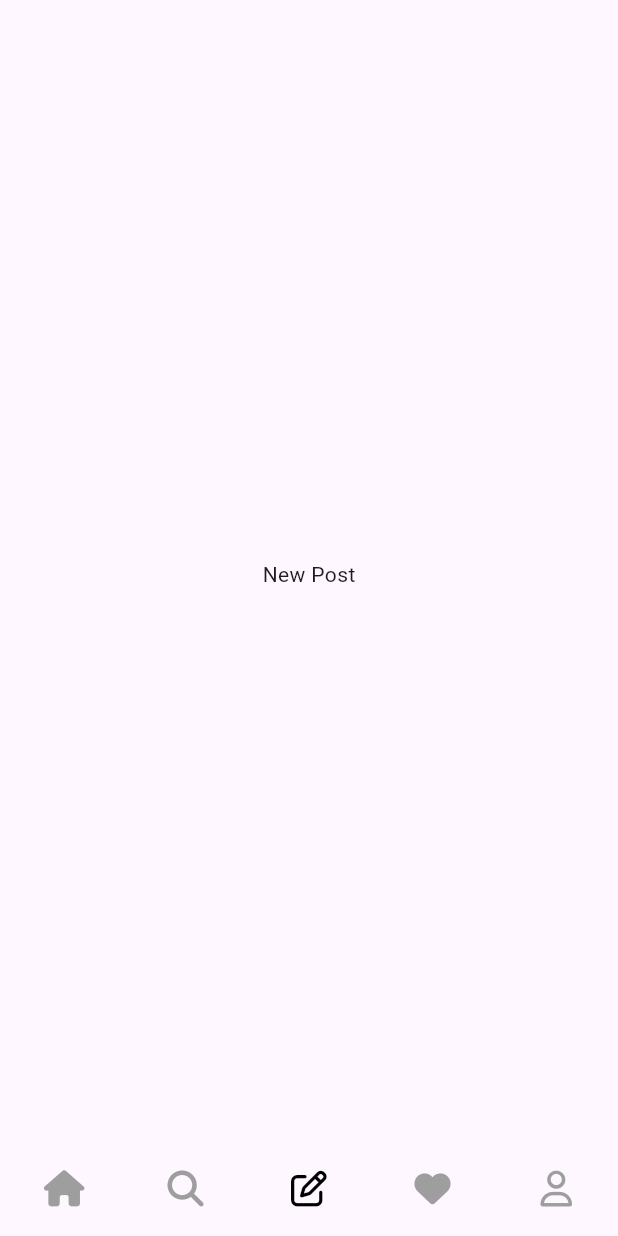
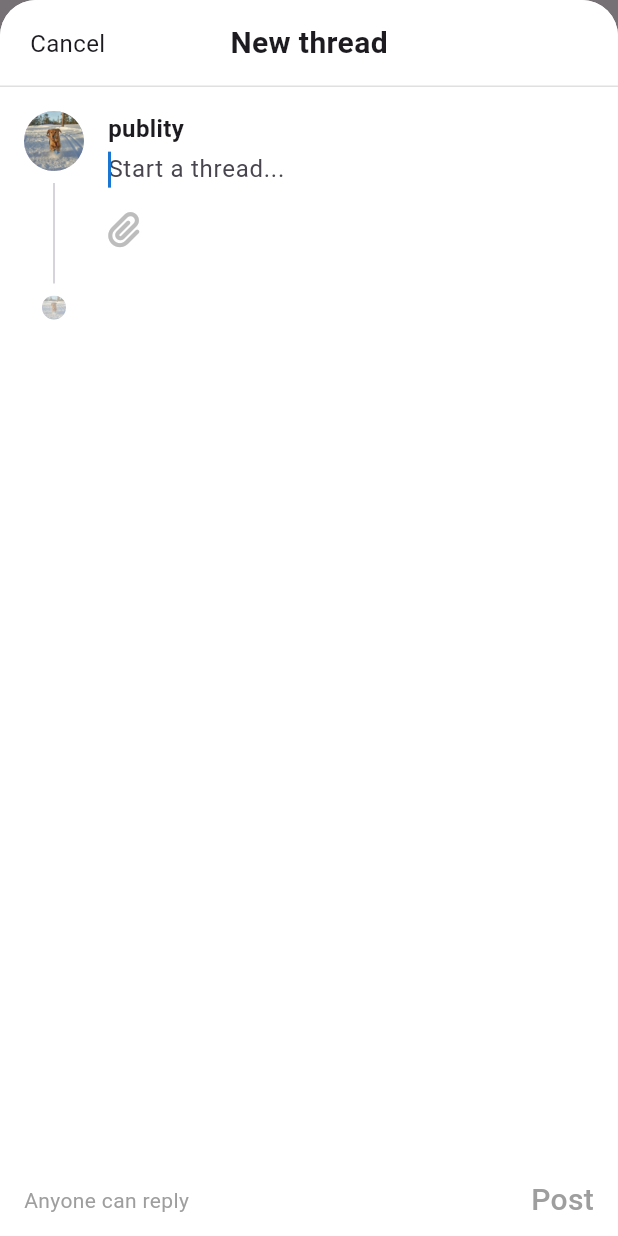
Before and after one commit to cskime/nomadcoders_flutter_challenge, a Flutter app: the MainNaviagtionScreen screen opened directly, item 3 of the bottom bar chosen, on a phone screen of 412 x 824 dp. Run offline on Flutter 3.47's test engine with Material 3 defaults, Android fonts, the light colour scheme and no system bars; our stand-ins replace flutter_svg, font_awesome_flutter; network calls fail.

Commit message:
thread clone: write post screen

```diff
--- a/lib/tiktok_clone_challenge/thread_app/features/home/widgets/post_list_item.dart
+++ b/lib/tiktok_clone_challenge/thread_app/features/home/widgets/post_list_item.dart
@@ -1,10 +1,10 @@
 import 'package:flutter/material.dart';
 import 'package:font_awesome_flutter/font_awesome_flutter.dart';
-import 'package:nomadcoders_flutter_challenge/tiktok_clone_challenge/thread_app/features/post_more/models/post_more_item.dart';
-import 'package:nomadcoders_flutter_challenge/tiktok_clone_challenge/thread_app/features/post_more/post_more_bottom_sheet.dart';
 import 'package:nomadcoders_flutter_challenge/tiktok_clone_challenge/thread_app/features/home/widgets/post_list_item_image.dart';
 import 'package:nomadcoders_flutter_challenge/tiktok_clone_challenge/thread_app/features/home/widgets/post_list_item_repliers_avatar.dart';
 import 'package:nomadcoders_flutter_challenge/tiktok_clone_challenge/thread_app/features/home/widgets/post_list_item_user_avatar.dart';
+import 'package:nomadcoders_flutter_challenge/tiktok_clone_challenge/thread_app/features/post_more/models/post_more_item.dart';
+import 'package:nomadcoders_flutter_challenge/tiktok_clone_challenge/thread_app/features/post_more/post_more_bottom_sheet.dart';
 import 'package:nomadcoders_flutter_challenge/tiktok_clone_challenge/thread_app/features/post_report/post_report_bottom_sheet.dart';
 import 'package:nomadcoders_flutter_challenge/tiktok_clone_challenge/thread_app/models/post.dart';
 
@@ -27,6 +27,7 @@ class PostListItem extends StatelessWidget {
       showModalBottomSheet(
         context: context,
         isScrollControlled: true,
+        useSafeArea: true,
         builder: (context) => const PostReportBottomSheet(),
       );
     }
--- a/lib/tiktok_clone_challenge/thread_app/features/new_post/new_post_screen.dart
+++ /dev/null
@@ -1,12 +0,0 @@
-import 'package:flutter/material.dart';
-
-class NewPostScreen extends StatelessWidget {
-  const NewPostScreen({super.key});
-
-  @override
-  Widget build(BuildContext context) {
-    return const Center(
-      child: Text('New Post'),
-    );
-  }
-}
--- /dev/null
+++ b/lib/tiktok_clone_challenge/thread_app/features/new_post/widgets/write_post_app_bar.dart
@@ -0,0 +1,66 @@
+import 'package:flutter/material.dart';
+
+class WritePostAppBar extends StatelessWidget {
+  const WritePostAppBar({
+    super.key,
+    required this.title,
+    required this.height,
+    required this.borderRadius,
+  });
+
+  final String title;
+  final double height;
+  final BorderRadius borderRadius;
+
+  void _onClose(BuildContext context) {
+    FocusScope.of(context).unfocus();
+    Navigator.of(context).pop();
+  }
+
+  @override
+  Widget build(BuildContext context) {
+    return Container(
+      height: height,
+      decoration: BoxDecoration(
+        color: Colors.white,
+        borderRadius: borderRadius,
+      ),
+      child: Stack(
+        children: [
+          Positioned.fill(
+            left: 20,
+            right: 20,
+            child: Row(
+              children: [
+                Expanded(
+                  child: GestureDetector(
+                    onTap: () => _onClose(context),
+                    child: const Text(
+                      'Cancel',
+                      style: TextStyle(fontSize: 16),
+                    ),
+                  ),
+                ),
+                Text(
+                  title,
+                  style: const TextStyle(
+                    fontSize: 20,
+                    fontWeight: FontWeight.bold,
+                  ),
+                ),
+                const Spacer()
+              ],
+            ),
+          ),
+          Align(
+            alignment: Alignment.bottomCenter,
+            child: Divider(
+              height: 1,
+              color: Colors.grey.shade300,
+            ),
+          )
+        ],
+      ),
+    );
+  }
+}
--- /dev/null
+++ b/lib/tiktok_clone_challenge/thread_app/features/new_post/widgets/write_post_bottom_bar.dart
@@ -0,0 +1,38 @@
+import 'package:flutter/material.dart';
+
+class WritePostBottomBar extends StatelessWidget {
+  const WritePostBottomBar({
+    super.key,
+    required this.height,
+    required this.canPost,
+  });
+
+  final double height;
+  final bool canPost;
+
+  @override
+  Widget build(BuildContext context) {
+    return Container(
+      padding: const EdgeInsets.symmetric(horizontal: 16),
+      height: height,
+      color: Colors.white,
+      child: Row(
+        mainAxisAlignment: MainAxisAlignment.spaceBetween,
+        children: [
+          const Text(
+            'Anyone can reply',
+            style: TextStyle(color: Colors.grey),
+          ),
+          Text(
+            'Post',
+            style: TextStyle(
+              color: canPost ? Colors.blue : Colors.grey,
+              fontSize: 20,
+              fontWeight: FontWeight.w500,
+            ),
+          ),
+        ],
+      ),
+    );
+  }
+}
--- /dev/null
+++ b/lib/tiktok_clone_challenge/thread_app/features/new_post/widgets/write_post_edit_area.dart
@@ -0,0 +1,86 @@
+import 'package:flutter/material.dart';
+import 'package:font_awesome_flutter/font_awesome_flutter.dart';
+import 'package:nomadcoders_flutter_challenge/tiktok_clone_challenge/thread_app/features/new_post/widgets/write_post_text_field.dart';
+
+class WritePostEditArea extends StatelessWidget {
+  const WritePostEditArea({
+    super.key,
+    required this.userProfileImage,
+    required this.username,
+    required this.textEditingController,
+  });
+
+  final ImageProvider<Object>? userProfileImage;
+  final String username;
+  final TextEditingController textEditingController;
+
+  @override
+  Widget build(BuildContext context) {
+    return SingleChildScrollView(
+      clipBehavior: Clip.none,
+      child: Padding(
+        padding: const EdgeInsets.all(16),
+        child: Column(
+          children: [
+            IntrinsicHeight(
+              child: Row(
+                crossAxisAlignment: CrossAxisAlignment.start,
+                children: [
+                  Column(
+                    children: [
+                      CircleAvatar(
+                        radius: 20,
+                        backgroundImage: userProfileImage,
+                      ),
+                      const Expanded(
+                        child: VerticalDivider(
+                          indent: 8,
+                          endIndent: 8,
+                        ),
+                      ),
+                      Opacity(
+                        opacity: 0.5,
+                        child: CircleAvatar(
+                          radius: 8,
+                          backgroundImage: userProfileImage,
+                        ),
+                      )
+                    ],
+                  ),
+                  const SizedBox(width: 16),
+                  Expanded(
+                    child: Column(
+                      crossAxisAlignment: CrossAxisAlignment.start,
+                      children: [
+                        Text(
+                          username,
+                          style: const TextStyle(
+                            fontSize: 16,
+                            fontWeight: FontWeight.bold,
+                          ),
+                        ),
+                        WritePostTextField(
+                          controller: textEditingController,
+                        ),
+                        Padding(
+                          padding: const EdgeInsets.only(
+                            top: 12,
+                            bottom: 48,
+                          ),
+                          child: FaIcon(
+                            FontAwesomeIcons.paperclip,
+                            color: Colors.grey.shade400,
+                          ),
+                        )
+                      ],
+                    ),
+                  ),
+                ],
+              ),
+            ),
+          ],
+        ),
+      ),
+    );
+  }
+}
--- /dev/null
+++ b/lib/tiktok_clone_challenge/thread_app/features/new_post/widgets/write_post_text_field.dart
@@ -0,0 +1,34 @@
+import 'package:flutter/material.dart';
+
+class WritePostTextField extends StatelessWidget {
+  const WritePostTextField({
+    super.key,
+    required this.controller,
+  });
+
+  final TextEditingController controller;
+
+  @override
+  Widget build(BuildContext context) {
+    return TextField(
+      controller: controller,
+      keyboardType: TextInputType.multiline,
+      autocorrect: false,
+      minLines: 1,
+      maxLines: null,
+      autofocus: true,
+      decoration: const InputDecoration(
+        hintText: "Start a thread...",
+        hintStyle: TextStyle(
+          fontWeight: FontWeight.normal,
+        ),
+        isDense: true,
+        border: UnderlineInputBorder(
+          borderSide: BorderSide.none,
+        ),
+      ),
+      cursorColor: Colors.blue.shade700,
+      cursorWidth: 2,
+    );
+  }
+}
--- /dev/null
+++ b/lib/tiktok_clone_challenge/thread_app/features/new_post/write_screen.dart
@@ -0,0 +1,98 @@
+import 'package:flutter/material.dart';
+import 'package:nomadcoders_flutter_challenge/tiktok_clone_challenge/thread_app/features/new_post/widgets/write_post_app_bar.dart';
+import 'package:nomadcoders_flutter_challenge/tiktok_clone_challenge/thread_app/features/new_post/widgets/write_post_bottom_bar.dart';
+import 'package:nomadcoders_flutter_challenge/tiktok_clone_challenge/thread_app/features/new_post/widgets/write_post_edit_area.dart';
+import 'package:nomadcoders_flutter_challenge/tiktok_clone_challenge/thread_app/models/user.dart';
+
+final _myUser = dummyUsers[0];
+
+class WriteScreen extends StatefulWidget {
+  const WriteScreen({super.key});
+
+  @override
+  State<WriteScreen> createState() => _WriteScreenState();
+}
+
+class _WriteScreenState extends State<WriteScreen> {
+  final _textEditingController = TextEditingController();
+
+  @override
+  void initState() {
+    super.initState();
+    _textEditingController.addListener(() => setState(() {}));
+  }
+
+  @override
+  void dispose() {
+    _textEditingController.dispose();
+    super.dispose();
+  }
+
+  @override
+  Widget build(BuildContext context) {
+    return DraggableScrollableSheet(
+      initialChildSize: 1,
+      minChildSize: 1,
+      builder: (context, scrollController) {
+        return LayoutBuilder(
+          builder: (context, constraints) {
+            final keyboardHeight = MediaQuery.viewInsetsOf(context).bottom;
+            const appBarHeight = 58.0;
+            const bottomBarHeight = 48.0;
+            final inputHeight = constraints.maxHeight -
+                keyboardHeight -
+                appBarHeight -
+                bottomBarHeight -
+                80;
+
+            const borderRadius = BorderRadius.only(
+              topLeft: Radius.circular(24),
+              topRight: Radius.circular(24),
+            );
+
+            return Container(
+              decoration: const BoxDecoration(
+                color: Colors.white,
+                borderRadius: borderRadius,
+              ),
+              child: Stack(
+                children: [
+                  Positioned(
+                    top: appBarHeight,
+                    left: 0,
+                    right: 0,
+                    child: SizedBox(
+                      height: inputHeight,
+                      child: WritePostEditArea(
+                        userProfileImage: AssetImage(_myUser.profileImagePath!),
+                        username: _myUser.username,
+                        textEditingController: _textEditingController,
+                      ),
+                    ),
+                  ),
+                  const Align(
+                    alignment: Alignment.topCenter,
+                    child: WritePostAppBar(
+                      title: "New thread",
+                      height: appBarHeight,
+                      borderRadius: borderRadius,
+                    ),
+                  ),
+                  Positioned(
+                    left: 0,
+                    right: 0,
+                    bottom: keyboardHeight,
+                    child: WritePostBottomBar(
+                      height: bottomBarHeight,
+                      canPost: _textEditingController.text.isNotEmpty,
+                    ),
+                  )
+                ],
+              ),
+            );
+          },
+        );
+      },
+    );
+  }
+}
--- a/lib/tiktok_clone_challenge/thread_app/main_naviagtion_screen.dart
+++ b/lib/tiktok_clone_challenge/thread_app/main_naviagtion_screen.dart
@@ -2,7 +2,7 @@ import 'package:flutter/material.dart';
 import 'package:font_awesome_flutter/font_awesome_flutter.dart';
 import 'package:nomadcoders_flutter_challenge/tiktok_clone_challenge/thread_app/features/favorite/favorite_screen.dart';
 import 'package:nomadcoders_flutter_challenge/tiktok_clone_challenge/thread_app/features/home/home_screen.dart';
-import 'package:nomadcoders_flutter_challenge/tiktok_clone_challenge/thread_app/features/new_post/new_post_screen.dart';
+import 'package:nomadcoders_flutter_challenge/tiktok_clone_challenge/thread_app/features/new_post/write_screen.dart';
 import 'package:nomadcoders_flutter_challenge/tiktok_clone_challenge/thread_app/features/profile/profile_screen.dart';
 import 'package:nomadcoders_flutter_challenge/tiktok_clone_challenge/thread_app/features/search/search_screen.dart';
 
@@ -17,6 +17,16 @@ class _MainNaviagtionScreenState extends State<MainNaviagtionScreen> {
   var _currentIndex = 0;
 
   void _onTap(int index) {
+    if (index == 2) {
+      showModalBottomSheet(
+        context: context,
+        useSafeArea: true,
+        isScrollControlled: true,
+        builder: (context) => const WriteScreen(),
+      );
+      return;
+    }
+
     setState(() {
       _currentIndex = index;
     });
@@ -24,7 +34,6 @@ class _MainNaviagtionScreenState extends State<MainNaviagtionScreen> {
 
   Widget get _body => switch (_currentIndex) {
         1 => const SearchScreen(),
-        2 => const NewPostScreen(),
         3 => const FavoriteScreen(),
         4 => const ProfileScreen(),
         _ => const HomeScreen(),
```
